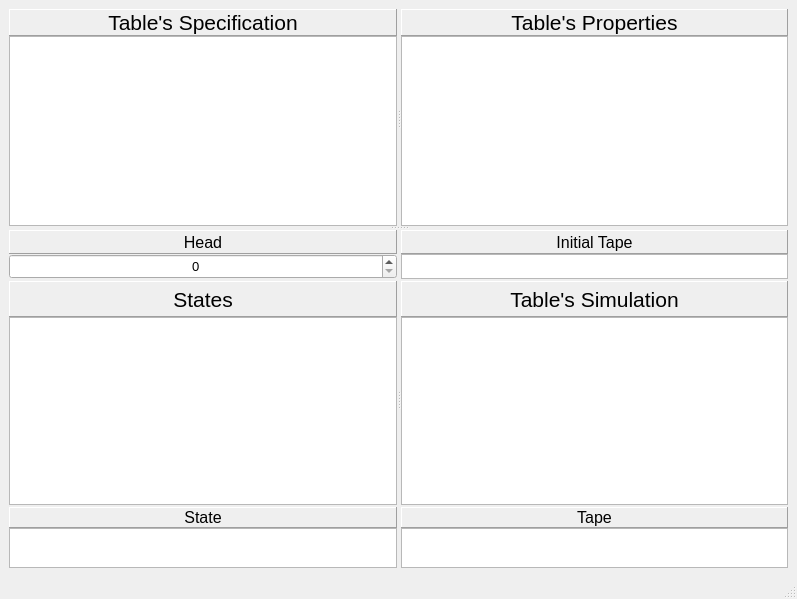
fabioalves98/TuringsMachineGenerator, file Qt/TuringsMachineSimulator/machinesimulation.ui: the form before one commit.
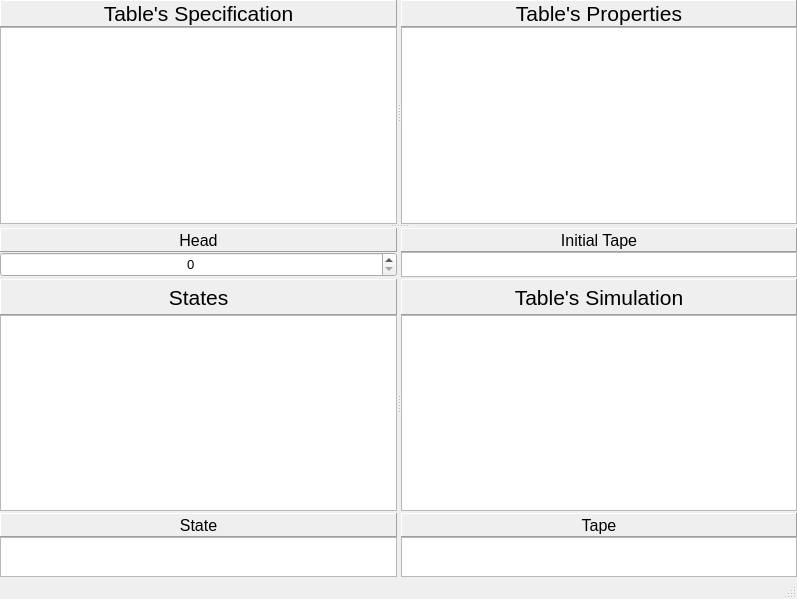
The form after the commit.

Commit message: Fixed bug in table view

Diff of the .ui file:
```diff
--- a/Qt/TuringsMachineSimulator/machinesimulation.ui
+++ b/Qt/TuringsMachineSimulator/machinesimulation.ui
@@ -15,6 +15,21 @@
   </property>
   <widget class="QWidget" name="centralwidget">
    <layout class="QVBoxLayout" name="verticalLayout_2">
+    <property name="spacing">
+     <number>0</number>
+    </property>
+    <property name="leftMargin">
+     <number>0</number>
+    </property>
+    <property name="topMargin">
+     <number>0</number>
+    </property>
+    <property name="rightMargin">
+     <number>0</number>
+    </property>
+    <property name="bottomMargin">
+     <number>0</number>
+    </property>
     <item>
      <widget class="QSplitter" name="tableSplit">
       <property name="orientation">
@@ -54,7 +69,11 @@
           </widget>
          </item>
          <item>
-          <widget class="QTableWidget" name="tableView"/>
+          <widget class="QTableWidget" name="tableView">
+           <property name="styleSheet">
+            <string notr="true">QTableWidget::item:selected{ background-color: #3399ff }</string>
+           </property>
+          </widget>
          </item>
         </layout>
        </widget>
```
Left out of the diff: 8 changed lines with no effect on the pictures. The commit also changes 6 other files.
